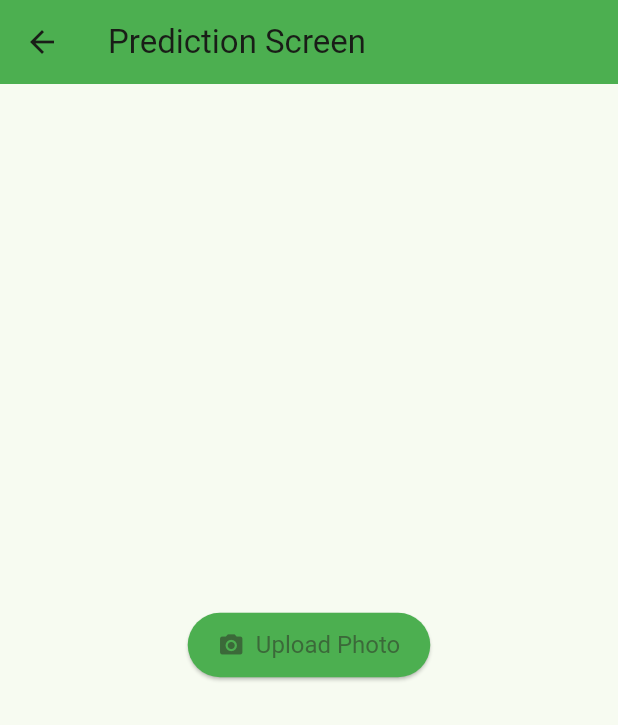
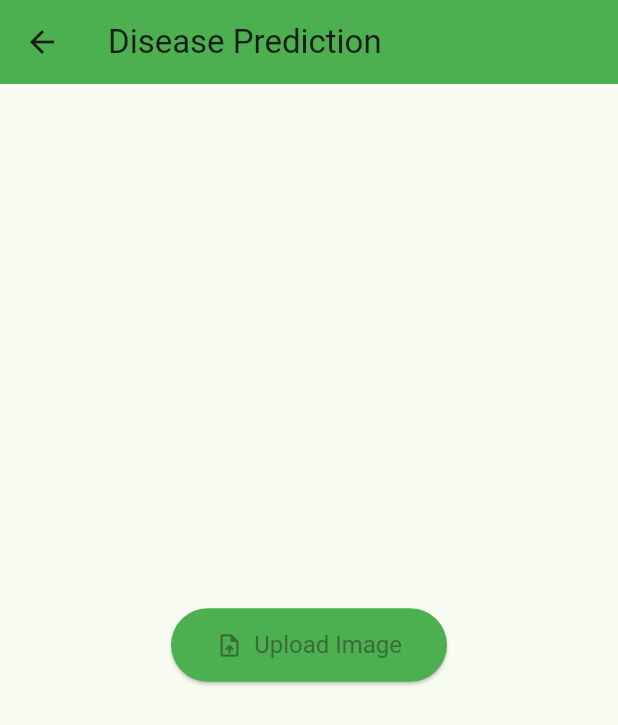
Before and after one commit to youssef24413/My-Plant, a Flutter app: the PredictionScreen screen opened directly, on a phone screen of 412 x 824 dp. Shown: the top 725 px of the screen. Run offline on Flutter 3.47's test engine with Material 3 defaults, Android fonts, the phone set to English and light mode, and no system bars; our stand-ins replace csv, firebase_auth, firebase_core, image_picker; accounts and stored records are empty.

Commit message:
Update PredictionScreen.dart

```diff
--- a/lib/Screens/PredictionScreen.dart
+++ b/lib/Screens/PredictionScreen.dart
@@ -30,12 +30,6 @@ class _PredictionScreenState extends State<PredictionScreen> {
     }
   }
 
-  // دالة لتطبيع الصورة
-  List<int> normalizeImage(List<int> imageBytes) {
-    // تطبيع الصورة إلى نطاق [0, 1]
-    return imageBytes.map((e) => (e / 255.0 * 255).round()).toList();
-  }
-
   // دالة لإرسال الصورة إلى السيرفر والتنبؤ
   Future<void> predict() async {
     if (_file == null) {
@@ -49,11 +43,18 @@ class _PredictionScreenState extends State<PredictionScreen> {
     });
 
     try {
-      // تحويل الصورة إلى بايتات ثم تطبيعها
+      // تحويل الصورة إلى بايتات ثم ترميزها إلى Base64
       List<int> imageBytes = _file!.readAsBytesSync();
-      List<int> normalizedImage = normalizeImage(imageBytes); // تطبيع الصورة
+      String base64String = base64Encode(imageBytes);
 
-      String base64String = base64Encode(normalizedImage);
+      // التأكد من أن الصورة صالحة قبل الإرسال
+      if (base64String.isEmpty) {
+        print("Image is empty or corrupted");
+        setState(() {
+          body = "Invalid image!";
+        });
+        return;
+      }
 
       Map<String, String> headers = {
         'Content-Type': 'application/json',
@@ -62,7 +63,7 @@ class _PredictionScreenState extends State<PredictionScreen> {
 
       // إرسال الصورة إلى السيرفر
       final response = await http.put(
-        Uri.parse("http://192.168.1.9:5000/predict"), // تأكد من تحديث هذا العنوان
+        Uri.parse("http://172.20.10.2:5000/predict"),
         body: jsonEncode({'image': base64String, 'model': 'test'}),
         headers: headers,
       );
@@ -77,8 +78,8 @@ class _PredictionScreenState extends State<PredictionScreen> {
         if (!mounted) return; // تحقق مرة أخرى بعد العملية
         setState(() {
           final responseData = jsonDecode(response.body);
-          if (responseData.containsKey('predicted_class')) {
-            body = responseData['predicted_class'];
+          if (responseData.containsKey('plant_name') && responseData.containsKey('disease_name')) {
+            body = 'Plant: ${responseData['plant_name']}\nDisease: ${responseData['disease_name']}';
           } else {
             body = 'Prediction failed or no class found';
           }
@@ -95,25 +96,25 @@ class _PredictionScreenState extends State<PredictionScreen> {
     }
   }
 
-  // دالة لعرض الحوار لتحميل الصورة
+  // دالة لعرض الحوار
   void _showUploadDialog(BuildContext context) {
     showDialog(
       context: context,
       builder: (BuildContext context) {
         return AlertDialog(
-          title: const Text('Upload Disease Plant'),
+          title: const Text('Upload Image'),
           content: const Text('Would you like to upload a photo?'),
           actions: [
             TextButton(
               onPressed: () {
-                Navigator.of(context).pop();
-                uploadImage();
+                Navigator.of(context).pop(); // إغلاق الحوار
+                uploadImage(); // استدعاء دالة تحميل الصورة
               },
               child: const Text('Yes'),
             ),
             TextButton(
               onPressed: () {
-                Navigator.of(context).pop();
+                Navigator.of(context).pop(); // إغلاق الحوار
               },
               child: const Text('No'),
             ),
@@ -123,11 +124,12 @@ class _PredictionScreenState extends State<PredictionScreen> {
     );
   }
 
+  // واجهة المستخدم
   @override
   Widget build(BuildContext context) {
     return Scaffold(
       appBar: AppBar(
-        title: const Text("Prediction Screen"),
+        title: const Text("Disease Prediction"),
         backgroundColor: Colors.green,
       ),
       body: Center(
@@ -137,44 +139,44 @@ class _PredictionScreenState extends State<PredictionScreen> {
             children: [
               ElevatedButton.icon(
                 onPressed: () => _showUploadDialog(context),
-                icon: const Icon(Icons.camera_alt),
-                label: const Text('Upload Photo'),
+                icon: const Icon(Icons.upload_file),
+                label: const Text('Upload Image'),
                 style: ElevatedButton.styleFrom(
                   backgroundColor: Colors.green,
                   padding: const EdgeInsets.symmetric(
-                    horizontal: 20,
-                    vertical: 12,
-                  ),
+                      horizontal: 30, vertical: 15),
                   textStyle: const TextStyle(fontSize: 16),
                 ),
               ),
               const SizedBox(height: 20),
               if (_file != null) ...[
-                Image.file(
+                Container(
+                  margin: const EdgeInsets.all(16),
+                  decoration: BoxDecoration(
+                    border: Border.all(color: Colors.blueAccent, width: 2),
+                    borderRadius: BorderRadius.circular(10),
+                  ),
+                  child: Image.file(
                     _file!,
                     height: 200,
                     width: 200,
                     fit: BoxFit.cover,
                   ),
+                ),
                 const SizedBox(height: 20),
-                Row(
-                  mainAxisAlignment: MainAxisAlignment.center,
-                  children: [
                 ElevatedButton(
                   onPressed: isLoading ? null : predict,
                   child: isLoading
                       ? const CircularProgressIndicator(color: Colors.white)
-                          : const Text('Predict Disease Plant'),
+                      : const Text('Predict Disease'),
                   style: ElevatedButton.styleFrom(
-                        backgroundColor: Colors.orange,
+                    backgroundColor: Colors.orangeAccent,
                     padding: const EdgeInsets.symmetric(
-                          horizontal: 20,
-                          vertical: 12,
-                        ),
+                        horizontal: 20, vertical: 12),
                     textStyle: const TextStyle(fontSize: 16),
                   ),
                 ),
-                    const SizedBox(width: 10),
+                const SizedBox(height: 10),
                 ElevatedButton(
                   onPressed: () {
                     if (!mounted) return;
@@ -183,26 +185,29 @@ class _PredictionScreenState extends State<PredictionScreen> {
                       body = '';
                     });
                   },
-                      child: const Text('Remove Photo'),
+                  child: const Text('Remove Image'),
                   style: ElevatedButton.styleFrom(
-                        backgroundColor: Colors.red,
+                    backgroundColor: Colors.redAccent,
                     padding: const EdgeInsets.symmetric(
-                          horizontal: 20,
-                          vertical: 12,
-                        ),
+                        horizontal: 20, vertical: 12),
                     textStyle: const TextStyle(fontSize: 16),
                   ),
                 ),
               ],
-                ),
-              ],
               if (body.isNotEmpty) ...[
                 const SizedBox(height: 20),
-                Padding(
-                  padding: const EdgeInsets.all(16.0),
+                Container(
+                  margin: const EdgeInsets.all(16),
+                  padding: const EdgeInsets.all(12),
+                  decoration: BoxDecoration(
+                    color: Colors.lightGreen[50],
+                    borderRadius: BorderRadius.circular(10),
+                    border: Border.all(color: Colors.green, width: 1),
+                  ),
                   child: Text(
-                    'Response: $body',
-                    style: const TextStyle(fontSize: 26, color: Colors.greenAccent),
+                    ' $body',
+                    style: const TextStyle(
+                        fontSize: 18, color: Colors.green),
                     textAlign: TextAlign.center,
                   ),
                 ),
```
Lines whose indentation alone changed are shown as unchanged.
